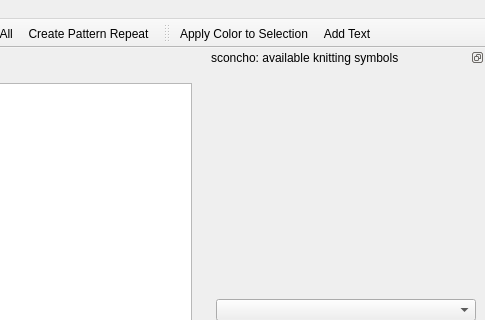
Qt form sconcho/gui/ui/main_window.ui (haskelladdict/sconcho) before a commit; both pictures show x 563 to 1048 and y 0 to 320 of the 1048 by 712 pixel window.
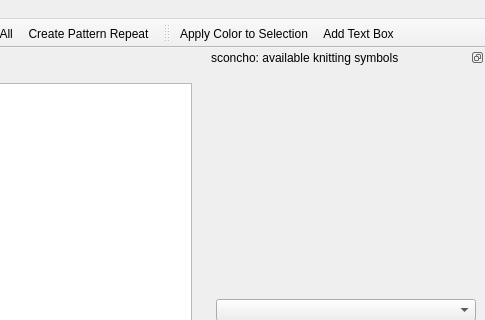
The same form after that commit. Icons and pictures are not drawn. Custom widgets are drawn as their Qt base class.

Patch:
```diff
--- a/sconcho/gui/ui/main_window.ui
+++ b/sconcho/gui/ui/main_window.ui
@@ -708,7 +708,7 @@
      <normaloff>:/icons/letter_T.png</normaloff>:/icons/letter_T.png</iconset>
    </property>
    <property name="text">
-    <string>Add Text</string>
+    <string>Add &amp;Text Box</string>
    </property>
   </action>
  </widget>
```
